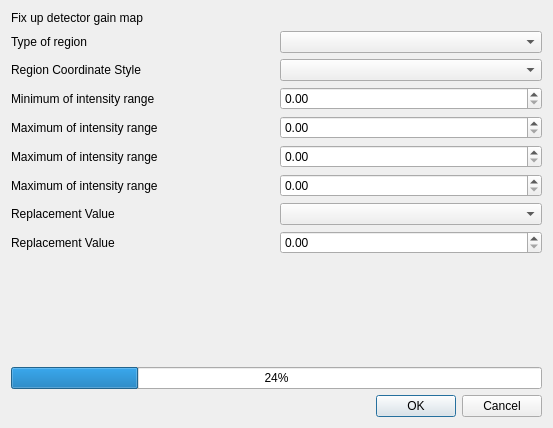
Qt form qceplib-base/qcepfixupgainmapdialog.ui (guyjennings/qxrd) before a commit.
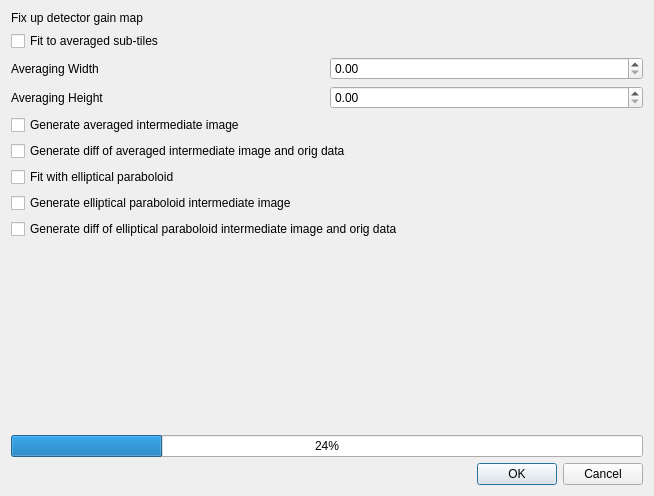
The same form after that commit.

Diff of the .ui file:
```diff
--- a/qceplib-base/qcepfixupgainmapdialog.ui
+++ b/qceplib-base/qcepfixupgainmapdialog.ui
@@ -6,14 +6,38 @@
    <rect>
     <x>0</x>
     <y>0</y>
-    <width>553</width>
-    <height>428</height>
+    <width>654</width>
+    <height>496</height>
    </rect>
   </property>
   <property name="windowTitle">
    <string>Fixup Gain Map...</string>
   </property>
   <layout class="QGridLayout" name="gridLayout">
+   <item row="7" column="0" colspan="2">
+    <widget class="QCheckBox" name="m_GenerateParaboloid">
+     <property name="text">
+      <string>Generate elliptical paraboloid intermediate image</string>
+     </property>
+    </widget>
+   </item>
+   <item row="8" column="0" colspan="2">
+    <widget class="QCheckBox" name="m_GenerateParaboloidDiff">
+     <property name="text">
+      <string>Generate diff of elliptical paraboloid intermediate image and orig data</string>
+     </property>
+    </widget>
+   </item>
+   <item row="2" column="1">
+    <widget class="QDoubleSpinBox" name="m_AverageWidth"/>
+   </item>
+   <item row="5" column="0" colspan="2">
+    <widget class="QCheckBox" name="m_GenerateAveragedDiff">
+     <property name="text">
+      <string>Generate diff of averaged intermediate image and orig data</string>
+     </property>
+    </widget>
+   </item>
    <item row="0" column="0" colspan="2">
     <widget class="QLabel" name="label">
      <property name="text">
@@ -21,86 +45,20 @@
      </property>
     </widget>
    </item>
-   <item row="1" column="0">
-    <widget class="QLabel" name="label_2">
-     <property name="text">
-      <string>Type of region </string>
-     </property>
-    </widget>
-   </item>
-   <item row="1" column="1">
-    <widget class="QComboBox" name="m_RegionType"/>
-   </item>
    <item row="2" column="0">
-    <widget class="QLabel" name="label_7">
+    <widget class="QLabel" name="label_2">
      <property name="text">
-      <string>Region Coordinate Style</string>
+      <string>Averaging Width</string>
      </property>
     </widget>
    </item>
-   <item row="2" column="1">
-    <widget class="QComboBox" name="m_RegionCoordinateStyle"/>
-   </item>
    <item row="3" column="0">
-    <widget class="QLabel" name="m_RegionLabelX1">
+    <widget class="QLabel" name="label_7">
      <property name="text">
-      <string>Minimum of intensity range</string>
+      <string>Averaging Height</string>
      </property>
     </widget>
    </item>
-   <item row="3" column="1">
-    <widget class="QDoubleSpinBox" name="m_RegionX1"/>
-   </item>
-   <item row="4" column="0">
-    <widget class="QLabel" name="m_RegionLabelY1">
-     <property name="text">
-      <string>Maximum of intensity range</string>
-     </property>
-    </widget>
-   </item>
-   <item row="4" column="1">
-    <widget class="QDoubleSpinBox" name="m_RegionY1"/>
-   </item>
-   <item row="5" column="0">
-    <widget class="QLabel" name="m_RegionLabelX2">
-     <property name="text">
-      <string>Maximum of intensity range</string>
-     </property>
-    </widget>
-   </item>
-   <item row="5" column="1">
-    <widget class="QDoubleSpinBox" name="m_RegionX2"/>
-   </item>
-   <item row="6" column="0">
-    <widget class="QLabel" name="m_RegionLabelY2">
-     <property name="text">
-      <string>Maximum of intensity range</string>
-     </property>
-    </widget>
-   </item>
-   <item row="6" column="1">
-    <widget class="QDoubleSpinBox" name="m_RegionY2"/>
-   </item>
-   <item row="7" column="0">
-    <widget class="QLabel" name="label_5">
-     <property name="text">
-      <string>Replacement Value</string>
-     </property>
-    </widget>
-   </item>
-   <item row="7" column="1">
-    <widget class="QComboBox" name="m_OutputChoice"/>
-   </item>
-   <item row="8" column="0">
-    <widget class="QLabel" name="label_6">
-     <property name="text">
-      <string>Replacement Value</string>
-     </property>
-    </widget>
-   </item>
-   <item row="8" column="1">
-    <widget class="QDoubleSpinBox" name="m_NewValue"/>
-   </item>
    <item row="9" column="0" colspan="2">
     <spacer name="verticalSpacer">
      <property name="orientation">
@@ -131,6 +89,30 @@
      </property>
     </widget>
    </item>
+   <item row="6" column="0" colspan="2">
+    <widget class="QCheckBox" name="m_FitParaboloid">
+     <property name="text">
+      <string>Fit with elliptical paraboloid</string>
+     </property>
+    </widget>
+   </item>
+   <item row="3" column="1">
+    <widget class="QDoubleSpinBox" name="m_AverageHeight"/>
+   </item>
+   <item row="1" column="0" colspan="2">
+    <widget class="QCheckBox" name="m_AverageSubTiles">
+     <property name="text">
+      <string>Fit to averaged sub-tiles</string>
+     </property>
+    </widget>
+   </item>
+   <item row="4" column="0" colspan="2">
+    <widget class="QCheckBox" name="m_GenerateAveragedImage">
+     <property name="text">
+      <string>Generate averaged intermediate image</string>
+     </property>
+    </widget>
+   </item>
   </layout>
  </widget>
  <resources/>
```
